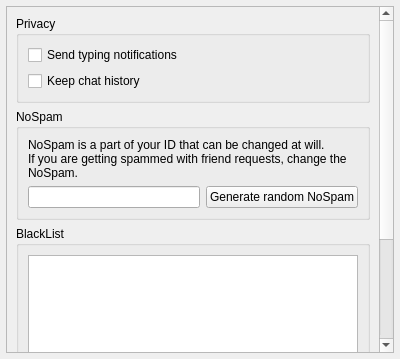
Before: the Qt Designer form src/widget/form/settings/privacysettings.ui in qTox/qTox, drawn with Qt 5.
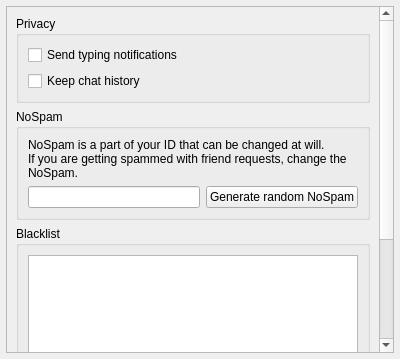
After: the same form once the commit is applied. Custom widgets are drawn as their Qt base class.

```diff
--- a/src/widget/form/settings/privacysettings.ui
+++ b/src/widget/form/settings/privacysettings.ui
@@ -123,7 +123,7 @@
           <string/>
          </property>
          <property name="title">
-          <string>BlackList</string>
+          <string>Blacklist</string>
          </property>
          <layout class="QHBoxLayout" name="horizontalLayout_2">
           <item>
```
Left out of the diff: 2 changed lines with no effect on the pictures.
